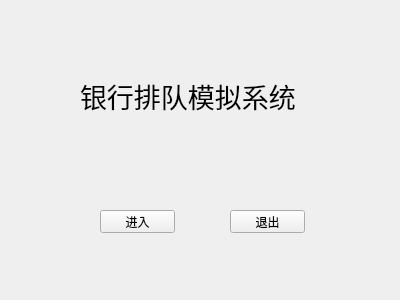
The window that welcomewindow.ui (Dun180/Qt-Bank) describes before a commit, drawn with Qt 5.
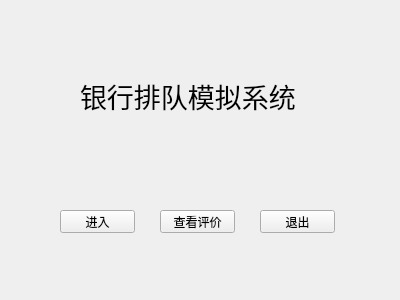
The same window after the commit.

What changed in the file:
```diff
--- a/welcomewindow.ui
+++ b/welcomewindow.ui
@@ -35,7 +35,7 @@
   <widget class="QPushButton" name="pushButton">
    <property name="geometry">
     <rect>
-     <x>100</x>
+     <x>60</x>
      <y>210</y>
      <width>75</width>
      <height>23</height>
@@ -48,7 +48,7 @@
   <widget class="QPushButton" name="pushButton_2">
    <property name="geometry">
     <rect>
-     <x>230</x>
+     <x>260</x>
      <y>210</y>
      <width>75</width>
      <height>23</height>
@@ -58,6 +58,19 @@
     <string>退出</string>
    </property>
   </widget>
+  <widget class="QPushButton" name="pushButton_3">
+   <property name="geometry">
+    <rect>
+     <x>160</x>
+     <y>210</y>
+     <width>75</width>
+     <height>23</height>
+    </rect>
+   </property>
+   <property name="text">
+    <string>查看评价</string>
+   </property>
+  </widget>
  </widget>
  <resources/>
  <connections>
```
Left out of the diff: 2 changed lines with no effect on the pictures.
